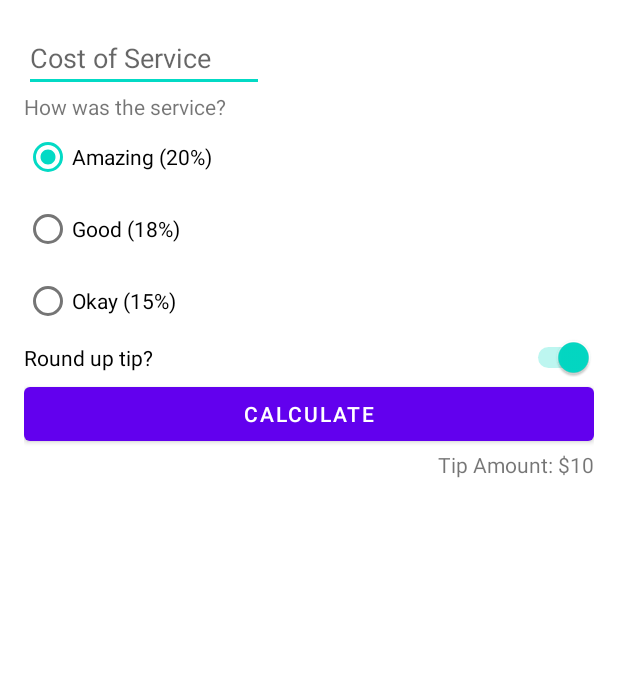
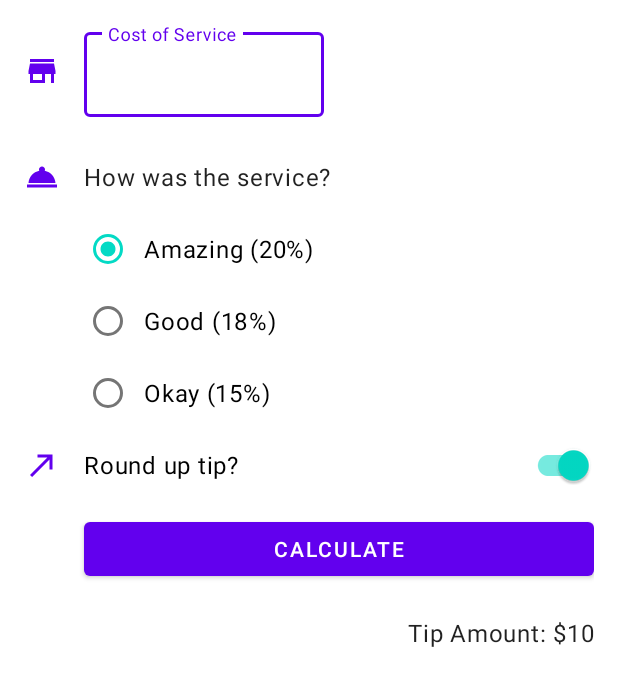
Before and after one commit to HaoHanLai/Tip-Time, an Android app: the layout activity_main.xml on its own in the app's theme, with its tools: preview values and no code run, on a phone screen of 412 x 824 dp. Shown: the top 686 px of the screen. Run offline under Robolectric (Android 15) with nearby library versions, the phone set to English and light mode, and no system bars.

Commit message:
Tip Time final

```diff
--- a/app/build.gradle
+++ b/app/build.gradle
@@ -18,7 +18,7 @@ android {
         targetSdkVersion 30
         versionCode 1
         versionName "1.0"
-
+        vectorDrawables.useSupportLibrary = true
         testInstrumentationRunner "androidx.test.runner.AndroidJUnitRunner"
     }
 
--- a/app/src/main/java/com/example/tiptime/MainActivity.kt
+++ b/app/src/main/java/com/example/tiptime/MainActivity.kt
@@ -1,12 +1,17 @@
 package com.example.tiptime
 
+import android.content.Context
 import android.os.Bundle
+import android.view.KeyEvent
+import android.view.View
+import android.view.inputmethod.InputMethodManager
 import androidx.appcompat.app.AppCompatActivity
 import com.example.tiptime.databinding.ActivityMainBinding
 import java.text.NumberFormat
 
 class MainActivity : AppCompatActivity() {
 
+    // Binding object instance with access to the views in the activity_main.xml layout
     private lateinit var binding: ActivityMainBinding
 
     override fun onCreate(savedInstanceState: Bundle?) {
@@ -16,13 +21,19 @@ class MainActivity : AppCompatActivity() {
         setContentView(binding.root)
 
         binding.calculateButton.setOnClickListener { calculateTip() }
+
+        binding.costOfServiceEditText.setOnKeyListener { view, keyCode, _ -> handleKeyEvent(view, keyCode)
+        }
     }
 
     private fun calculateTip() {
-        val stringInTextField = binding.costOfService.text.toString()
+        // Get the decimal value from the cost of service text field
+        val stringInTextField = binding.costOfServiceEditText.text.toString()
+        val cost = stringInTextField.toDoubleOrNull()
+        /*val stringInTextField = binding.costOfService.text.toString()
         //val cost = stringInTextField.toDouble()
-        val cost = stringInTextField.toDoubleOrNull()
-        if (cost == null) {
+        val cost = stringInTextField.toDoubleOrNull()*/
+        if (cost == null || cost == 0.0) {
             binding.tipResult.text = ""
             return
         }
@@ -40,4 +51,15 @@ class MainActivity : AppCompatActivity() {
         val formattedTip = NumberFormat.getCurrencyInstance().format(tip)
         binding.tipResult.text = getString(R.string.tip_amount, formattedTip)
     }
+
+    private fun handleKeyEvent(view: View, keyCode: Int): Boolean {
+        if (keyCode == KeyEvent.KEYCODE_ENTER) {
+            // Hide the keyboard
+            val inputMethodManager =
+                getSystemService(Context.INPUT_METHOD_SERVICE) as InputMethodManager
+            inputMethodManager.hideSoftInputFromWindow(view.windowToken, 0)
+            return true
+        }
+        return false
+    }
 }
--- /dev/null
+++ b/app/src/main/res/drawable/ic_round_up.xml
@@ -0,0 +1,10 @@
+<vector xmlns:android="http://schemas.android.com/apk/res/android"
+    android:width="24dp"
+    android:height="24dp"
+    android:viewportWidth="24"
+    android:viewportHeight="24"
+    android:tint="?attr/colorPrimary">
+  <path
+      android:fillColor="@android:color/white"
+      android:pathData="M9,5v2h6.59L4,18.59 5.41,20 17,8.41V15h2V5z"/>
+</vector>
--- /dev/null
+++ b/app/src/main/res/drawable/ic_service.xml
@@ -0,0 +1,10 @@
+<vector xmlns:android="http://schemas.android.com/apk/res/android"
+    android:width="24dp"
+    android:height="24dp"
+    android:viewportWidth="24"
+    android:viewportHeight="24"
+    android:tint="?attr/colorPrimary">
+  <path
+      android:fillColor="@android:color/white"
+      android:pathData="M2,17h20v2L2,19zM13.84,7.79c0.1,-0.24 0.16,-0.51 0.16,-0.79 0,-1.1 -0.9,-2 -2,-2s-2,0.9 -2,2c0,0.28 0.06,0.55 0.16,0.79C6.25,8.6 3.27,11.93 3,16h18c-0.27,-4.07 -3.25,-7.4 -7.16,-8.21z"/>
+</vector>
--- /dev/null
+++ b/app/src/main/res/drawable/ic_store.xml
@@ -0,0 +1,10 @@
+<vector xmlns:android="http://schemas.android.com/apk/res/android"
+    android:width="24dp"
+    android:height="24dp"
+    android:viewportWidth="24"
+    android:viewportHeight="24"
+    android:tint="?attr/colorPrimary">
+  <path
+      android:fillColor="@android:color/white"
+      android:pathData="M20,4L4,4v2h16L20,4zM21,14v-2l-1,-5L4,7l-1,5v2h1v6h10v-6h4v6h2v-6h1zM12,18L6,18v-4h6v4z"/>
+</vector>
--- a/app/src/main/res/layout/activity_main.xml
+++ b/app/src/main/res/layout/activity_main.xml
@@ -1,4 +1,11 @@
 <?xml version="1.0" encoding="utf-8"?>
+
+<ScrollView xmlns:android="http://schemas.android.com/apk/res/android"
+    xmlns:app="http://schemas.android.com/apk/res-auto"
+    xmlns:tools="http://schemas.android.com/tools"
+    android:layout_width="match_parent"
+    android:layout_height="match_parent">
+
     <androidx.constraintlayout.widget.ConstraintLayout xmlns:android="http://schemas.android.com/apk/res/android"
         xmlns:app="http://schemas.android.com/apk/res-auto"
         xmlns:tools="http://schemas.android.com/tools"
@@ -7,21 +14,60 @@
         android:padding="16dp"
         tools:context=".MainActivity">
 
-    <EditText
+        <ImageView
+            android:id="@+id/icon_cost_of_service"
+            android:layout_width="wrap_content"
+            android:layout_height="wrap_content"
+            android:importantForAccessibility="no"
+            app:layout_constraintBottom_toBottomOf="@id/cost_of_service"
+            app:layout_constraintStart_toStartOf="parent"
+            app:layout_constraintTop_toTopOf="@id/cost_of_service"
+            app:srcCompat="@drawable/ic_store" />
+
+        <com.google.android.material.textfield.TextInputLayout
+            android:id="@+id/cost_of_service"
+            android:layout_width="160dp"
+            android:layout_height="wrap_content"
+            android:layout_marginStart="16dp"
+            android:hint="@string/cost_of_service"
+            app:layout_constraintStart_toEndOf="@id/icon_cost_of_service"
+            app:layout_constraintTop_toTopOf="parent">
+
+            <com.google.android.material.textfield.TextInputEditText
+                android:id="@+id/cost_of_service_edit_text"
+                android:layout_width="match_parent"
+                android:layout_height="wrap_content"
+                android:inputType="numberDecimal" />
+
+        </com.google.android.material.textfield.TextInputLayout>
+
+        <!--<EditText
             android:id="@+id/cost_of_service"
             android:layout_width="160dp"
             android:layout_height="wrap_content"
             android:hint="@string/cost_of_service"
             android:inputType="numberDecimal"
             app:layout_constraintStart_toStartOf="parent"
-        app:layout_constraintTop_toTopOf="parent" />
+            app:layout_constraintTop_toTopOf="parent" />-->
+
+        <ImageView
+            android:id="@+id/icon_service_question"
+            android:layout_width="wrap_content"
+            android:layout_height="wrap_content"
+            android:importantForAccessibility="no"
+            app:layout_constraintBottom_toBottomOf="@id/service_question"
+            app:layout_constraintStart_toStartOf="parent"
+            app:layout_constraintTop_toTopOf="@id/service_question"
+            app:srcCompat="@drawable/ic_service" />
 
         <TextView
             android:id="@+id/service_question"
+            style="@style/Widget.TipTime.TextView"
             android:layout_width="wrap_content"
             android:layout_height="wrap_content"
+            android:layout_marginTop="16dp"
             android:text="@string/how_was_the_service"
-        app:layout_constraintStart_toStartOf="parent"
+            app:layout_constraintStart_toStartOf="@id/cost_of_service"
             app:layout_constraintTop_toBottomOf="@id/cost_of_service" />
 
         <RadioGroup
@@ -30,7 +76,7 @@
             android:layout_height="wrap_content"
             android:checkedButton="@id/option_twenty_percent"
             android:orientation="vertical"
-        app:layout_constraintStart_toStartOf="parent"
+            app:layout_constraintStart_toStartOf="@id/service_question"
             app:layout_constraintTop_toBottomOf="@id/service_question">
 
             <RadioButton
@@ -52,31 +98,47 @@
                 android:text="@string/ok_service" />
         </RadioGroup>
 
-    <Switch
+        <ImageView
+            android:id="@+id/icon_round_up"
+            android:layout_width="wrap_content"
+            android:layout_height="wrap_content"
+            android:importantForAccessibility="no"
+            app:layout_constraintBottom_toBottomOf="@id/round_up_switch"
+            app:layout_constraintStart_toStartOf="parent"
+            app:layout_constraintTop_toTopOf="@id/round_up_switch"
+            app:srcCompat="@drawable/ic_round_up" />
+
+        <com.google.android.material.switchmaterial.SwitchMaterial
             android:id="@+id/round_up_switch"
             android:layout_width="0dp"
             android:layout_height="wrap_content"
+            android:layout_marginStart="16dp"
             android:checked="true"
             android:text="@string/round_up_tip"
             app:layout_constraintEnd_toEndOf="parent"
-        app:layout_constraintStart_toStartOf="parent"
+            app:layout_constraintStart_toEndOf="@id/icon_round_up"
             app:layout_constraintTop_toBottomOf="@id/tip_options" />
 
         <Button
             android:id="@+id/calculate_button"
             android:layout_width="0dp"
             android:layout_height="wrap_content"
+            android:layout_marginTop="8dp"
             android:text="@string/calculate"
             app:layout_constraintEnd_toEndOf="parent"
-        app:layout_constraintStart_toStartOf="parent"
+            app:layout_constraintStart_toStartOf="@id/round_up_switch"
             app:layout_constraintTop_toBottomOf="@id/round_up_switch" />
 
         <TextView
             android:id="@+id/tip_result"
+            style="@style/Widget.TipTime.TextView"
             android:layout_width="wrap_content"
             android:layout_height="wrap_content"
+            android:layout_marginTop="8dp"
             app:layout_constraintEnd_toEndOf="parent"
             app:layout_constraintTop_toBottomOf="@id/calculate_button"
             tools:text="Tip Amount: $10" />
 
     </androidx.constraintlayout.widget.ConstraintLayout>
+
+</ScrollView>
--- a/app/src/main/res/values-night/themes.xml
+++ b/app/src/main/res/values-night/themes.xml
@@ -11,6 +11,14 @@
         <item name="colorOnSecondary">@color/black</item>
         <!-- Status bar color. -->
         <item name="android:statusBarColor" tools:targetApi="l">?attr/colorPrimaryVariant</item>
+
         <!-- Customize your theme here. -->
+
+        <!-- Text input fields -->
+        <item name="textInputStyle">@style/Widget.MaterialComponents.TextInputLayout.OutlinedBox</item>
+        <!-- For radio buttons -->
+        <item name="radioButtonStyle">@style/Widget.TipTime.CompoundButton.RadioButton</item>
+        <!-- For switches -->
+        <item name="switchStyle">@style/Widget.TipTime.CompoundButton.Switch</item>
     </style>
 </resources>
--- /dev/null
+++ b/app/src/main/res/values/dimens.xml
@@ -0,0 +1,4 @@
+<?xml version="1.0" encoding="utf-8"?>
+<resources>
+    <dimen name="min_text_height">48dp</dimen>
+</resources>
--- /dev/null
+++ b/app/src/main/res/values/styles.xml
@@ -0,0 +1,20 @@
+<?xml version="1.0" encoding="utf-8"?>
+<resources>
+    <style name="Widget.TipTime.TextView" parent="Widget.MaterialComponents.TextView">
+        <item name="android:minHeight">@dimen/min_text_height</item>
+        <item name="android:gravity">center_vertical</item>
+        <item name="android:textAppearance">?attr/textAppearanceBody1</item>
+    </style>
+
+    <style name="Widget.TipTime.CompoundButton.Switch" parent="Widget.MaterialComponents.CompoundButton.Switch">
+        <item name="android:minHeight">@dimen/min_text_height</item>
+        <item name="android:gravity">center_vertical</item>
+        <item name="android:textAppearance">?attr/textAppearanceBody1</item>
+    </style>
+
+    <style name="Widget.TipTime.CompoundButton.RadioButton"
+        parent="Widget.MaterialComponents.CompoundButton.RadioButton">
+        <item name="android:paddingStart">8dp</item>
+        <item name="android:textAppearance">?attr/textAppearanceBody1</item>
+    </style>
+</resources>
--- a/app/src/main/res/values/themes.xml
+++ b/app/src/main/res/values/themes.xml
@@ -1,4 +1,5 @@
 <resources xmlns:tools="http://schemas.android.com/tools">
+
     <!-- Base application theme. -->
     <style name="Theme.TipTime" parent="Theme.MaterialComponents.DayNight.DarkActionBar">
         <!-- Primary brand color. -->
@@ -11,6 +12,14 @@
         <item name="colorOnSecondary">@color/black</item>
         <!-- Status bar color. -->
         <item name="android:statusBarColor" tools:targetApi="l">?attr/colorPrimaryVariant</item>
+
         <!-- Customize your theme here. -->
+
+        <!-- Text input fields -->
+        <item name="textInputStyle">@style/Widget.MaterialComponents.TextInputLayout.OutlinedBox</item>
+        <!-- Radio buttons -->
+        <item name="radioButtonStyle">@style/Widget.TipTime.CompoundButton.RadioButton</item>
+        <!-- Switches -->
+        <item name="switchStyle">@style/Widget.TipTime.CompoundButton.Switch</item>
     </style>
 </resources>
```
Lines whose indentation alone changed are shown as unchanged.
